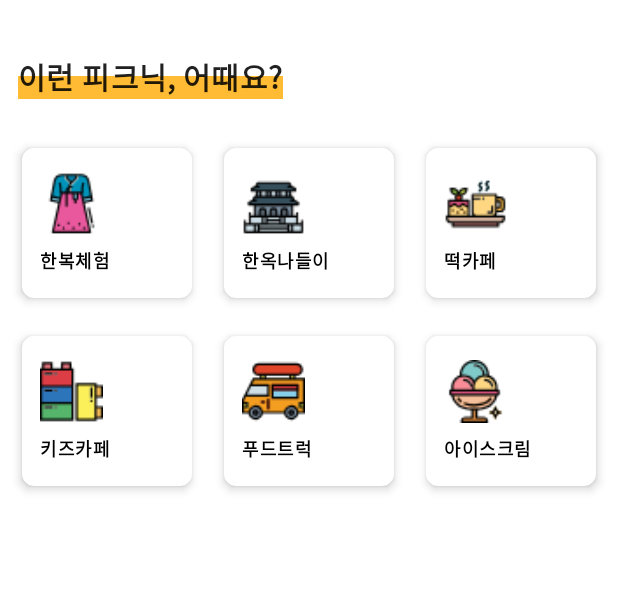
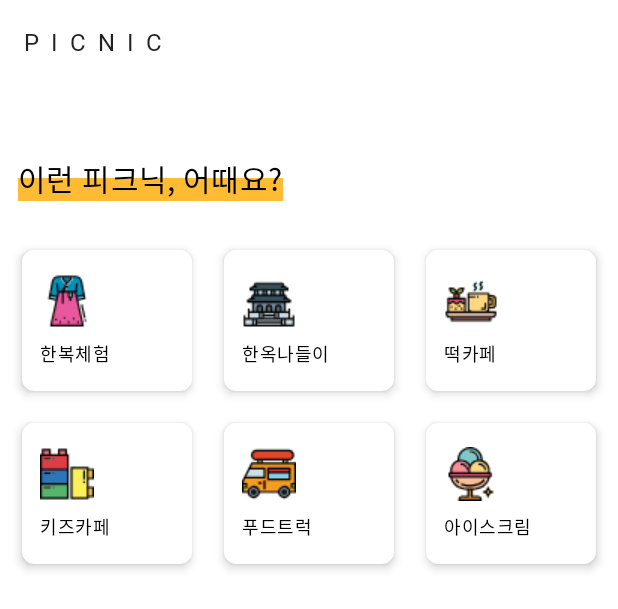
Before and after one commit to hakzzang/Picnic, an Android app: the layout activity_recommend.xml on its own in the app's theme, with its tools: preview values and no code run, on a phone screen of 412 x 824 dp. Shown: the top 609 px of the screen. Run offline under Robolectric (Android 15) with nearby library versions, the light colour scheme and no system bars.

Commit message:
추천 화면 하단 리스트 뷰 UI 작업

```diff
--- a/app/src/main/java/hbs/com/picnic/view/RecommendMenuAdapter.kt
+++ /dev/null
@@ -1,28 +0,0 @@
-package hbs.com.picnic.view
-
-import android.content.Context
-import android.view.LayoutInflater
-import android.view.View
-import android.view.ViewGroup
-import android.widget.BaseAdapter
-import com.bumptech.glide.Glide
-import hbs.com.picnic.R
-import hbs.com.picnic.data.model.RecommendMenu
-import kotlinx.android.synthetic.main.item_recommend_row.view.*
-
-class RecommendMenuAdapter(private val context: Context, private val menus: List<RecommendMenu>) : BaseAdapter() {
-
-    override fun getView(position: Int, convertView: View?, parent: ViewGroup?): View {
-        val view = LayoutInflater.from(context).inflate(R.layout.item_recommend_row, parent, false)
-
-        Glide.with(context).load(menus[position].icon).into(view.iv_menu_icon)
-        view.tv_menu_title.text = menus[position].title
-        return view
-    }
-
-    override fun getItem(position: Int): Any = menus[position]
-
-    override fun getItemId(position: Int): Long = position.toLong()
-
-    override fun getCount(): Int = menus.size
-}
--- a/app/src/main/java/hbs/com/picnic/view/RecommendMenuView.kt
+++ /dev/null
@@ -1,34 +0,0 @@
-package hbs.com.picnic.view
-
-import android.content.Context
-import android.util.AttributeSet
-import android.view.LayoutInflater
-import android.widget.FrameLayout
-import hbs.com.picnic.R
-import hbs.com.picnic.data.model.RecommendMenu
-import kotlinx.android.synthetic.main.view_recommend_menu.view.*
-
-class RecommendMenuView : FrameLayout {
-    constructor(context: Context) : this(context, null)
-    constructor(context: Context, attrs: AttributeSet?) : super(context, attrs) {
-        initializedView()
-    }
-
-    private fun initializedView() {
-        val menuView = LayoutInflater.from(context).inflate(R.layout.view_recommend_menu, this)
-        menuView.gv_menu.apply{
-            adapter = RecommendMenuAdapter(context, getMenus())
-        }
-    }
-
-
-    private fun getMenus(): List<RecommendMenu> =
-        arrayListOf(
-            RecommendMenu(0, "한복체험", R.drawable.ic_hanbok_line),
-            RecommendMenu(1, "한옥나들이", R.drawable.ic_palace_black_line),
-            RecommendMenu(2, "떡카페", R.drawable.ic_ricecake_line),
-            RecommendMenu(3, "키즈카페", R.drawable.ic_lego_line),
-            RecommendMenu(4, "푸드트럭", R.drawable.ic_foodtruck_line),
-            RecommendMenu(5, "아이스크림", R.drawable.ic_ice_line)
-        )
-}
--- /dev/null
+++ b/app/src/main/java/hbs/com/picnic/view/recommend/RecommendMenuAdapter.kt
@@ -0,0 +1,28 @@
+package hbs.com.picnic.view.recommend
+
+import android.content.Context
+import android.view.LayoutInflater
+import android.view.View
+import android.view.ViewGroup
+import android.widget.BaseAdapter
+import com.bumptech.glide.Glide
+import hbs.com.picnic.R
+import hbs.com.picnic.data.model.RecommendMenu
+import kotlinx.android.synthetic.main.item_recommend_row.view.*
+
+class RecommendMenuAdapter(private val context: Context, private val menus: List<RecommendMenu>) : BaseAdapter() {
+
+    override fun getView(position: Int, convertView: View?, parent: ViewGroup?): View {
+        val view = LayoutInflater.from(context).inflate(R.layout.item_recommend_row, parent, false)
+
+        Glide.with(context).load(menus[position].icon).into(view.iv_menu_icon)
+        view.tv_menu_title.text = menus[position].title
+        return view
+    }
+
+    override fun getItem(position: Int): Any = menus[position]
+
+    override fun getItemId(position: Int): Long = position.toLong()
+
+    override fun getCount(): Int = menus.size
+}
--- /dev/null
+++ b/app/src/main/java/hbs/com/picnic/view/recommend/RecommendMenuView.kt
@@ -0,0 +1,34 @@
+package hbs.com.picnic.view.recommend
+
+import android.content.Context
+import android.util.AttributeSet
+import android.view.LayoutInflater
+import android.widget.FrameLayout
+import hbs.com.picnic.R
+import hbs.com.picnic.data.model.RecommendMenu
+import kotlinx.android.synthetic.main.view_recommend_menu.view.*
+
+class RecommendMenuView : FrameLayout {
+    constructor(context: Context) : this(context, null)
+    constructor(context: Context, attrs: AttributeSet?) : super(context, attrs) {
+        initializedView()
+    }
+
+    private fun initializedView() {
+        val menuView = LayoutInflater.from(context).inflate(R.layout.view_recommend_menu, this)
+        menuView.gv_menu.apply{
+            adapter = RecommendMenuAdapter(context, getMenus())
+        }
+    }
+
+
+    private fun getMenus(): List<RecommendMenu> =
+        arrayListOf(
+            RecommendMenu(0, "한복체험", R.drawable.ic_hanbok_line),
+            RecommendMenu(1, "한옥나들이", R.drawable.ic_palace_black_line),
+            RecommendMenu(2, "떡카페", R.drawable.ic_ricecake_line),
+            RecommendMenu(3, "키즈카페", R.drawable.ic_lego_line),
+            RecommendMenu(4, "푸드트럭", R.drawable.ic_foodtruck_line),
+            RecommendMenu(5, "아이스크림", R.drawable.ic_ice_line)
+        )
+}
--- a/app/src/main/res/layout/activity_recommend.xml
+++ b/app/src/main/res/layout/activity_recommend.xml
@@ -1,5 +1,5 @@
 <?xml version="1.0" encoding="utf-8"?>
-<androidx.constraintlayout.widget.ConstraintLayout
+<androidx.coordinatorlayout.widget.CoordinatorLayout
         xmlns:android="http://schemas.android.com/apk/res/android"
         xmlns:tools="http://schemas.android.com/tools"
         xmlns:app="http://schemas.android.com/apk/res-auto"
@@ -7,8 +7,43 @@
         android:layout_height="match_parent"
         android:background="@android:color/white"
         tools:context=".recommend.RecommendActivity">
-    <hbs.com.picnic.view.RecommendMenuView
+    <com.google.android.material.appbar.AppBarLayout
             android:layout_width="match_parent"
             android:layout_height="wrap_content"
-            app:layout_constraintTop_toTopOf="parent"/>
-</androidx.constraintlayout.widget.ConstraintLayout>
+            app:elevation="0dp"
+            android:theme="@style/ThemeOverlay.AppCompat.ActionBar">
+        <androidx.appcompat.widget.Toolbar
+                android:layout_width="match_parent"
+                android:layout_height="?attr/actionBarSize"
+                app:elevation="0dp"
+                app:layout_scrollFlags="scroll|enterAlways"
+                app:popupTheme="@style/Theme.AppCompat.Light"
+                app:title="PICNIC"
+                app:titleTextAppearance="@style/Toolbar.Title"
+                android:background="@android:color/white"/>
+    </com.google.android.material.appbar.AppBarLayout>
+
+    <androidx.core.widget.NestedScrollView
+            android:layout_width="match_parent"
+            android:layout_height="match_parent"
+            app:layout_behavior="@string/appbar_scrolling_view_behavior"
+            android:fillViewport="true"
+            android:overScrollMode="never">
+        <LinearLayout
+                android:layout_width="match_parent"
+                android:layout_height="match_parent"
+                android:orientation="vertical">
+            <hbs.com.picnic.view.recommend.RecommendMenuView
+                    android:id="@+id/reco_menu_view"
+                    android:layout_width="match_parent"
+                    android:layout_height="wrap_content"
+                    android:layout_marginTop="@dimen/recommend_top_margin"/>
+
+            <androidx.recyclerview.widget.RecyclerView
+                    android:id="@+id/rv_recommend_bottom"
+                    android:layout_width="match_parent"
+                    android:layout_height="match_parent"
+                    android:nestedScrollingEnabled="false"/>
+        </LinearLayout>
+    </androidx.core.widget.NestedScrollView>
+</androidx.coordinatorlayout.widget.CoordinatorLayout>
--- a/app/src/main/res/layout/item_recommend_row.xml
+++ b/app/src/main/res/layout/item_recommend_row.xml
@@ -12,22 +12,16 @@
             android:layout_width="match_parent"
             android:layout_height="match_parent"
             android:orientation="vertical"
-            android:paddingTop="16dp"
-            android:paddingBottom="16dp"
-            android:paddingLeft="12dp"
-            android:paddingRight="12dp"
+            android:paddingTop="@dimen/recommend_menu_padding"
+            android:paddingBottom="@dimen/recommend_menu_padding"
+            android:paddingStart="@dimen/recommend_padding"
             android:gravity="center_vertical">
         <ImageView
                 android:id="@+id/iv_menu_icon"
-                android:layout_width="42dp" android:layout_height="42dp"
-                android:src="@drawable/ic_store_line"/>
+                android:layout_width="@dimen/recommend_menu_icon_size"
+                android:layout_height="@dimen/recommend_menu_icon_size"/>
         <TextView
                 android:id="@+id/tv_menu_title"
-                android:layout_width="wrap_content" android:layout_height="wrap_content"
-                android:text="시장거리"
-                android:textStyle="bold"
-                android:textColor="@android:color/black"
-                android:textAppearance="@style/TextAppearance.MaterialComponents.Caption"
-                android:layout_marginTop="8dp"/>
+                style="@style/Recommend.Menu.Text"/>
     </LinearLayout>
 </androidx.cardview.widget.CardView>
--- a/app/src/main/res/layout/view_recommend_menu.xml
+++ b/app/src/main/res/layout/view_recommend_menu.xml
@@ -2,25 +2,22 @@
 <LinearLayout xmlns:android="http://schemas.android.com/apk/res/android"
               android:orientation="vertical"
               android:layout_width="match_parent"
-              android:layout_height="wrap_content">
+              android:layout_marginTop="@dimen/recommend_top_margin"
+              android:layout_height="@dimen/recommend_menu_height">
     <TextView
             android:id="@+id/tv_recommend_title"
-            android:layout_width="wrap_content"
-            android:layout_height="wrap_content"
-            android:textAppearance="@style/TextAppearance.MaterialComponents.Headline6"
             android:text="@string/title_recommend"
-            android:textStyle="bold"
-            android:layout_marginStart="12dp"
+            android:layout_marginStart="@dimen/recommend_padding"
             android:background="@drawable/bg_textview_line"
-            android:layout_marginTop="36dp"/>
+            style="@style/Recommend.Title.Text"/>
     <GridView
             android:id="@+id/gv_menu"
             android:layout_width="match_parent"
             android:layout_height="match_parent"
             android:numColumns="3"
-            android:layout_marginStart="8dp"
-            android:layout_marginEnd="8dp"
-            android:layout_marginTop="24dp"
-            android:verticalSpacing="8dp"
-            android:horizontalSpacing="8dp"/>
+            android:layout_marginStart="@dimen/recommend_menu_space_horizontal"
+            android:layout_marginEnd="@dimen/recommend_menu_space_horizontal"
+            android:layout_marginTop="@dimen/recommend_top_margin"
+            android:verticalSpacing="@dimen/recommend_menu_space_vertical"
+            android:horizontalSpacing="@dimen/recommend_menu_space_horizontal"/>
 </LinearLayout>
--- /dev/null
+++ b/app/src/main/res/values/dimens_recommend.xml
@@ -0,0 +1,12 @@
+<?xml version="1.0" encoding="utf-8"?>
+<resources>
+    <dimen name="recommend_padding">12dp</dimen>
+    <dimen name="recommend_top_margin">24dp</dimen>
+    <dimen name="recommend_menu_space_vertical">4dp</dimen>
+    <dimen name="recommend_menu_space_horizontal">8dp</dimen>
+    <dimen name="recommend_menu_padding">16dp</dimen>
+    <dimen name="recommend_menu_icon_size">36dp</dimen>
+    <dimen name="recommend_menu_height">280dp</dimen>
+
+    <dimen name="recommend_bottom_space">36dp</dimen>
+</resources>
--- a/app/src/main/res/values/styles.xml
+++ b/app/src/main/res/values/styles.xml
@@ -37,4 +37,9 @@
         <item name="android:maxWidth">120dip</item>
         <item name="android:maxHeight">92dip</item>
     </style>
+
+    <style name="Toolbar.Title" parent="TextAppearance.MaterialComponents.Subtitle1">
+        <item name="fontFamily">@font/nanumbarungothic_light</item>
+        <item name="android:letterSpacing">0.5</item>
+    </style>
 </resources>
--- /dev/null
+++ b/app/src/main/res/values/styles_recommend.xml
@@ -0,0 +1,17 @@
+<?xml version="1.0" encoding="utf-8"?>
+<resources>
+    <style name="Recommend.Title.Text" parent="TextAppearance.MaterialComponents.Headline6">
+        <item name="android:layout_width">wrap_content</item>
+        <item name="android:layout_height">wrap_content</item>
+        <item name="fontFamily">@font/nanumbarungothic_bold</item>
+        <item name="android:textColor">@android:color/black</item>
+    </style>
+
+    <style name="Recommend.Menu.Text" parent="TextAppearance.MaterialComponents.Caption">
+        <item name="android:layout_width">wrap_content</item>
+        <item name="android:layout_height">wrap_content</item>
+        <item name="fontFamily">@font/nanumbarungothic</item>
+        <item name="android:textColor">@android:color/black</item>
+        <item name="android:layout_marginTop">8dp</item>
+    </style>
+</resources>
```
Also changed, not shown: app/src/main/java/hbs/com/picnic/data/model/RecommendBottom.kt (added, +13 -0 lines), app/src/main/java/hbs/com/picnic/recommend/RecommendActivity.kt (+70 -0 lines), app/src/main/java/hbs/com/picnic/utils/CustomItemDecoration.kt (added, +40 -0 lines), app/src/main/java/hbs/com/picnic/view/recommend/RecommendBottomAdapter.kt (added, +78 -0 lines), app/src/main/res/layout/item_recommend_bottom.xml (added, +18 -0 lines), app/src/main/res/layout/item_recommend_bottom_info.xml (added, +37 -0 lines), 4 other files.
